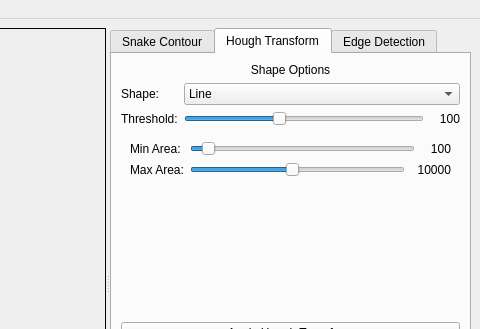
This is image-processing.ui in Abdelrahman0Sayed/Object-Segmentation as Qt 5 draws it before an edit; both pictures show x 328 to 808 and y 0 to 329 of the 808 by 600 pixel window. The edited form follows.
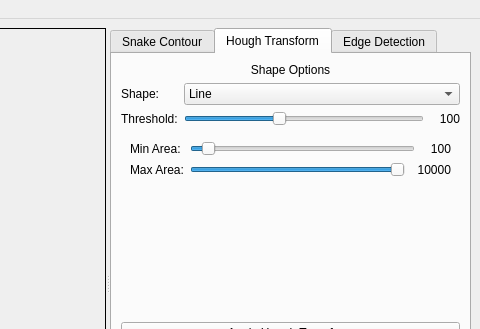
This is the edited form. The open tabs and pages were chosen to show the change. Icons and pictures are not drawn.

What changed in the file:
```diff
--- a/image-processing.ui
+++ b/image-processing.ui
@@ -1704,13 +1704,13 @@
                <item>
                 <widget class="QSlider" name="sliderEllipseMaxArea">
                  <property name="minimum">
-                  <number>1000</number>
+                  <number>1</number>
                  </property>
                  <property name="maximum">
-                  <number>20000</number>
+                  <number>1000</number>
                  </property>
                  <property name="value">
-                  <number>10000</number>
+                  <number>1000</number>
                  </property>
                  <property name="orientation">
                   <enum>Qt::Horizontal</enum>
```
Left out of the diff: 4 changed lines with no effect on the pictures.
